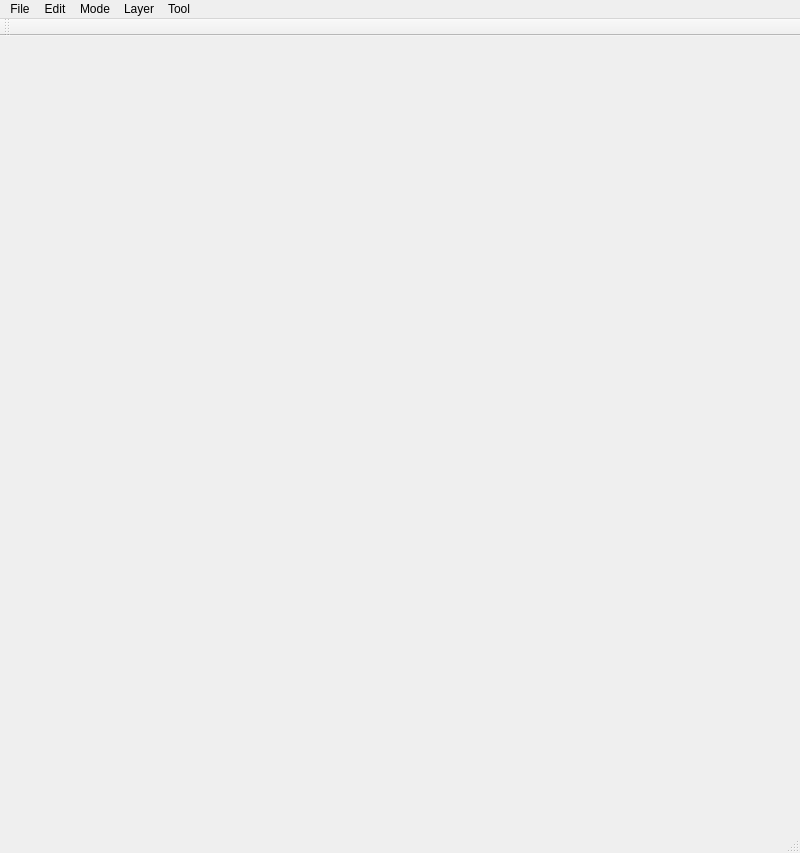
gnishida/KinematicDesign, file KinematicDesign/MainWindow.ui: the form before one commit.
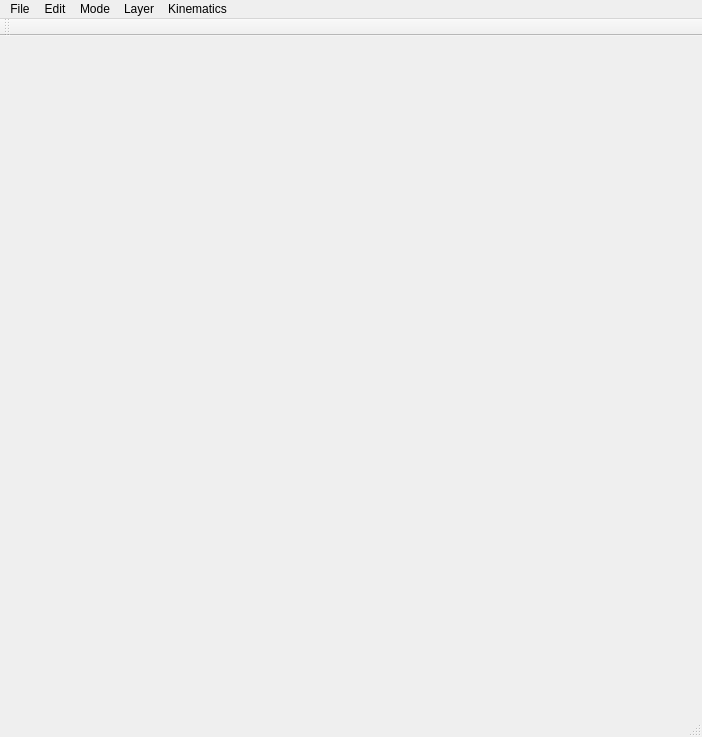
The form after the commit.

What changed in the file:
```diff
--- a/KinematicDesign/MainWindow.ui
+++ b/KinematicDesign/MainWindow.ui
@@ -6,8 +6,8 @@
    <rect>
     <x>0</x>
     <y>0</y>
-    <width>800</width>
-    <height>853</height>
+    <width>702</width>
+    <height>737</height>
    </rect>
   </property>
   <property name="windowTitle">
@@ -19,7 +19,7 @@
     <rect>
      <x>0</x>
      <y>0</y>
-     <width>800</width>
+     <width>702</width>
      <height>21</height>
     </rect>
    </property>
@@ -33,6 +33,22 @@
     <addaction name="separator"/>
     <addaction name="actionExit"/>
    </widget>
+   <widget class="QMenu" name="menuTool">
+    <property name="title">
+     <string>Kinematics</string>
+    </property>
+    <addaction name="actionCalculateSolution4RLinkage"/>
+    <addaction name="actionCalculateSolutionSliderCrank"/>
+    <addaction name="separator"/>
+    <addaction name="actionRun"/>
+    <addaction name="actionRunBackward"/>
+    <addaction name="actionStop"/>
+    <addaction name="separator"/>
+    <addaction name="actionStepForward"/>
+    <addaction name="actionStepBackward"/>
+    <addaction name="separator"/>
+    <addaction name="actionCollisionCheck"/>
+   </widget>
    <widget class="QMenu" name="menuMode">
     <property name="title">
      <string>Mode</string>
@@ -40,6 +56,19 @@
     <addaction name="actionMove"/>
     <addaction name="actionRectangle"/>
     <addaction name="actionPolygon"/>
+    <addaction name="separator"/>
+    <addaction name="actionLinkageRegion"/>
+    <addaction name="separator"/>
+    <addaction name="actionKinematics"/>
+   </widget>
+   <widget class="QMenu" name="menuLayer">
+    <property name="title">
+     <string>Layer</string>
+    </property>
+    <addaction name="actionAddLayer"/>
+    <addaction name="actionInsertLayer"/>
+    <addaction name="actionDeleteLayer"/>
+    <addaction name="separator"/>
    </widget>
    <widget class="QMenu" name="menuEdit">
     <property name="title">
@@ -54,22 +83,6 @@
     <addaction name="actionDelete"/>
     <addaction name="separator"/>
     <addaction name="actionSelectAll"/>
-   </widget>
-   <widget class="QMenu" name="menuLayer">
-    <property name="title">
-     <string>Layer</string>
-    </property>
-    <addaction name="actionLayer1"/>
-    <addaction name="actionLayer2"/>
-   </widget>
-   <widget class="QMenu" name="menuTool">
-    <property name="title">
-     <string>Tool</string>
-    </property>
-    <addaction name="actionSolveAll"/>
-    <addaction name="actionAdjustSketch"/>
-    <addaction name="actionInitialKinematicDiagram"/>
-    <addaction name="actionSolveInverse"/>
     <addaction name="separator"/>
     <addaction name="actionRun"/>
     <addaction name="actionStop"/>
```
Left out of the diff: 196 changed lines with no effect on the pictures.
